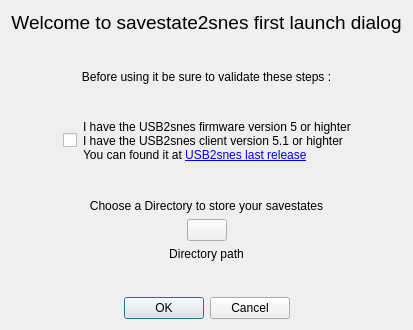
Qt form firsttimedialog.ui (Skarsnik/Savestate2snes) before a commit.
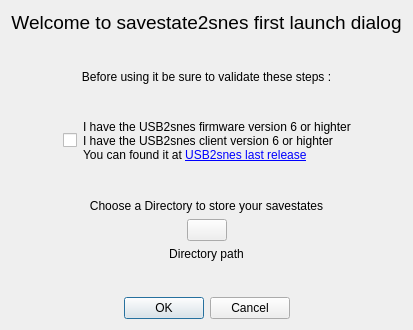
The same form after that commit.

```diff
--- a/firsttimedialog.ui
+++ b/firsttimedialog.ui
@@ -94,7 +94,7 @@
      <item>
       <widget class="QLabel" name="label_4">
        <property name="text">
-        <string>&lt;html&gt;&lt;head/&gt;&lt;body&gt;&lt;p&gt;I have the USB2snes firmware version 5 or highter&lt;br/&gt;I have the USB2snes client version 5.1 or highter&lt;br/&gt;	You can found it at &lt;a href=&quot;https://github.com/RedGuyyyy/sd2snes/releases&quot;&gt;&lt;span style=&quot; text-decoration: underline; color:#0000ff;&quot;&gt;USB2snes last release&lt;/span&gt;&lt;/a&gt;&lt;/p&gt;&lt;/body&gt;&lt;/html&gt;</string>
+        <string>&lt;html&gt;&lt;head/&gt;&lt;body&gt;&lt;p&gt;I have the USB2snes firmware version 6 or highter&lt;br/&gt;I have the USB2snes client version 6 or highter&lt;br/&gt;	You can found it at &lt;a href=&quot;https://github.com/RedGuyyyy/sd2snes/releases&quot;&gt;&lt;span style=&quot; text-decoration: underline; color:#0000ff;&quot;&gt;USB2snes last release&lt;/span&gt;&lt;/a&gt;&lt;/p&gt;&lt;/body&gt;&lt;/html&gt;</string>
        </property>
       </widget>
      </item>
```
